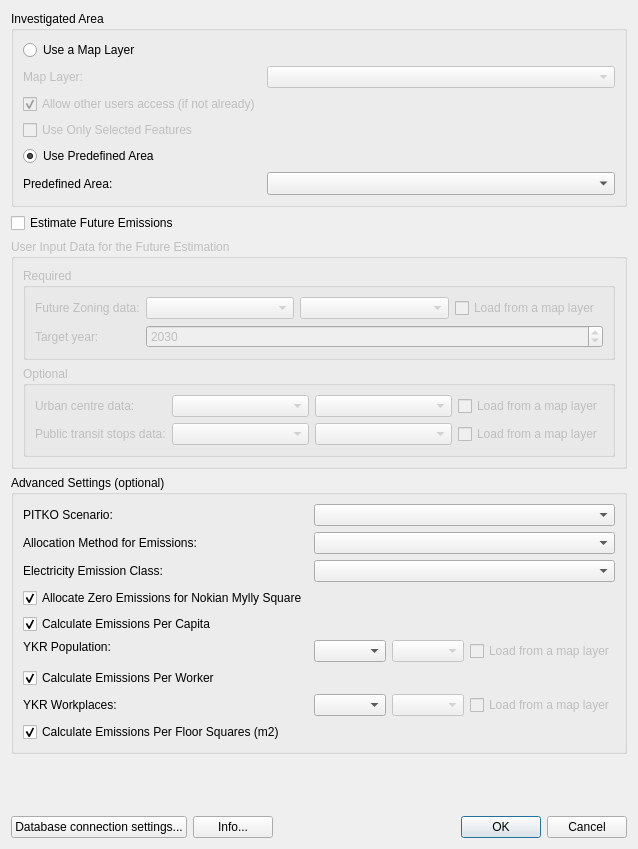
First picture: the form in ui/ykr_tool_main.ui, repository ernoma/assesclimateimpact, before the edit.
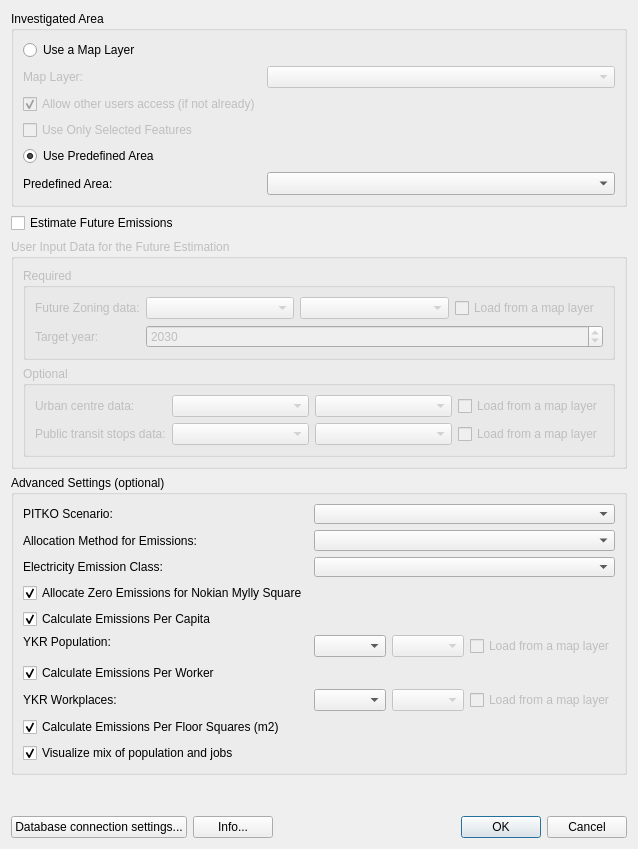
Second picture: the form after the edit. Custom widgets are drawn as their Qt base class.

Commit message: Add support to visualize population and job mix in the squares

What changed in the file:
```diff
--- a/ui/ykr_tool_main.ui
+++ b/ui/ykr_tool_main.ui
@@ -533,6 +533,16 @@
             </property>
            </widget>
           </item>
+          <item row="9" column="0">
+           <widget class="QCheckBox" name="checkBoxVisualizePopJobMix">
+            <property name="text">
+             <string>Visualize mix of population and jobs</string>
+            </property>
+            <property name="checked">
+             <bool>true</bool>
+            </property>
+           </widget>
+          </item>
          </layout>
         </item>
        </layout>
```
The commit also changes 2 other files.
